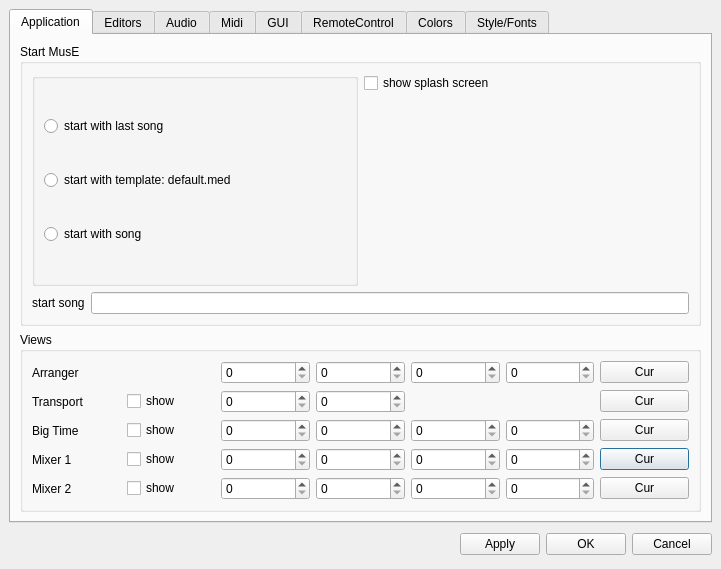
First picture: the form in muse/muse/preferences.ui, repository emrum/muse, before the edit.
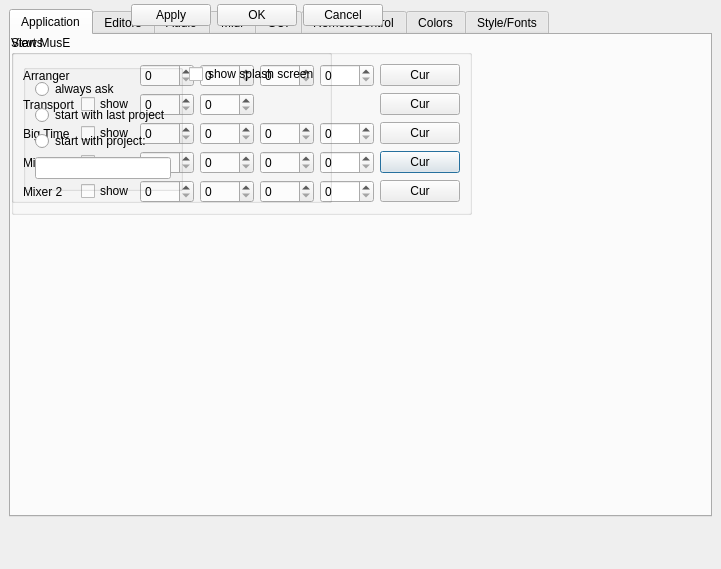
Second picture: the form after the edit. Custom widgets are drawn as their Qt base class.

The edit to the form file:
```diff
--- a/muse/muse/preferences.ui
+++ b/muse/muse/preferences.ui
@@ -15,128 +15,19 @@
   <property name="windowTitle" >
    <string>Dialog</string>
   </property>
-  <layout class="QVBoxLayout" >
-   <property name="margin" >
-    <number>9</number>
-   </property>
-   <property name="spacing" >
-    <number>6</number>
-   </property>
-   <item>
     <widget class="QTabWidget" name="tabWidget" >
+   <property name="geometry" >
+    <rect>
+     <x>9</x>
+     <y>9</y>
+     <width>703</width>
+     <height>508</height>
+    </rect>
+   </property>
      <widget class="QWidget" name="tab" >
       <attribute name="title" >
        <string>Application</string>
       </attribute>
-      <layout class="QVBoxLayout" >
-       <property name="margin" >
-        <number>9</number>
-       </property>
-       <property name="spacing" >
-        <number>6</number>
-       </property>
-       <item>
-        <widget class="QGroupBox" name="groupBox" >
-         <property name="title" >
-          <string>Start MusE</string>
-         </property>
-         <layout class="QGridLayout" >
-          <property name="margin" >
-           <number>9</number>
-          </property>
-          <property name="spacing" >
-           <number>6</number>
-          </property>
-          <item row="1" column="0" colspan="2" >
-           <layout class="QHBoxLayout" >
-            <property name="margin" >
-             <number>0</number>
-            </property>
-            <property name="spacing" >
-             <number>6</number>
-            </property>
-            <item>
-             <widget class="QLabel" name="label" >
-              <property name="text" >
-               <string>start song</string>
-              </property>
-             </widget>
-            </item>
-            <item>
-             <widget class="QLineEdit" name="startSongEntry" />
-            </item>
-           </layout>
-          </item>
-          <item row="0" column="0" >
-           <widget class="QGroupBox" name="startSongGroup" >
-            <property name="title" >
-             <string/>
-            </property>
-            <layout class="QVBoxLayout" >
-             <property name="margin" >
-              <number>9</number>
-             </property>
-             <property name="spacing" >
-              <number>6</number>
-             </property>
-             <item>
-              <widget class="QRadioButton" name="startLast" >
-               <property name="text" >
-                <string>start with last song</string>
-               </property>
-              </widget>
-             </item>
-             <item>
-              <widget class="QRadioButton" name="startTemplate" >
-               <property name="text" >
-                <string>start with template: default.med</string>
-               </property>
-              </widget>
-             </item>
-             <item>
-              <widget class="QRadioButton" name="startSong" >
-               <property name="text" >
-                <string>start with song</string>
-               </property>
-              </widget>
-             </item>
-            </layout>
-           </widget>
-          </item>
-          <item row="0" column="1" >
-           <layout class="QVBoxLayout" >
-            <property name="margin" >
-             <number>0</number>
-            </property>
-            <property name="spacing" >
-             <number>6</number>
-            </property>
-            <item>
-             <widget class="QCheckBox" name="showSplash" >
-              <property name="text" >
-               <string>show splash screen</string>
-              </property>
-             </widget>
-            </item>
-            <item>
-             <spacer>
-              <property name="orientation" >
-               <enum>Qt::Vertical</enum>
-              </property>
-              <property name="sizeHint" >
-               <size>
-                <width>20</width>
-                <height>40</height>
-               </size>
-              </property>
-             </spacer>
-            </item>
-           </layout>
-          </item>
-         </layout>
-        </widget>
-       </item>
-       <item>
         <widget class="QGroupBox" name="groupBox_2" >
          <property name="title" >
           <string>Views</string>
@@ -377,8 +268,88 @@
           </item>
          </layout>
         </widget>
-       </item>
-      </layout>
+    <widget class="QGroupBox" name="groupBox" >
+     <property name="title" >
+      <string>Start MusE</string>
+     </property>
+     <layout class="QHBoxLayout" >
+      <property name="margin" >
+       <number>9</number>
+      </property>
+      <property name="spacing" >
+       <number>6</number>
+      </property>
+      <item>
+       <widget class="QGroupBox" name="startSongGroup" >
+        <property name="title" >
+         <string/>
+        </property>
+        <layout class="QVBoxLayout" >
+         <property name="margin" >
+          <number>9</number>
+         </property>
+         <property name="spacing" >
+          <number>6</number>
+         </property>
+         <item>
+          <widget class="QRadioButton" name="startLast" >
+           <property name="text" >
+            <string>always ask</string>
+           </property>
+          </widget>
+         </item>
+         <item>
+          <widget class="QRadioButton" name="startTemplate" >
+           <property name="text" >
+            <string>start with last project</string>
+           </property>
+          </widget>
+         </item>
+         <item>
+          <widget class="QRadioButton" name="startSong" >
+           <property name="text" >
+            <string>start with project:</string>
+           </property>
+          </widget>
+         </item>
+         <item>
+          <widget class="QLineEdit" name="startSongEntry" />
+         </item>
+        </layout>
+       </widget>
+      </item>
+      <item>
+       <layout class="QVBoxLayout" >
+        <property name="margin" >
+         <number>0</number>
+        </property>
+        <property name="spacing" >
+         <number>6</number>
+        </property>
+        <item>
+         <widget class="QCheckBox" name="showSplash" >
+          <property name="text" >
+           <string>show splash screen</string>
+          </property>
+         </widget>
+        </item>
+        <item>
+         <spacer>
+          <property name="orientation" >
+           <enum>Qt::Vertical</enum>
+          </property>
+          <property name="sizeHint" >
+           <size>
+            <width>20</width>
+            <height>40</height>
+           </size>
+          </property>
+         </spacer>
+        </item>
+       </layout>
+      </item>
+     </layout>
+    </widget>
      </widget>
      <widget class="QWidget" name="tab_5" >
       <attribute name="title" >
@@ -2246,8 +2217,7 @@
       </layout>
      </widget>
     </widget>
-   </item>
-   <item>
+  <widget class="QWidget" name="" >
     <layout class="QHBoxLayout" >
      <property name="margin" >
       <number>0</number>
@@ -2290,11 +2260,17 @@
       </widget>
      </item>
     </layout>
-   </item>
-  </layout>
+  </widget>
  </widget>
  <pixmapfunction></pixmapfunction>
  <customwidgets>
+  <customwidget>
+   <class>RecordButton</class>
+   <extends>QToolButton</extends>
+   <header>recordbutton.h</header>
+   <container>0</container>
+   <pixmap></pixmap>
+  </customwidget>
   <customwidget>
    <class>GreendotButton</class>
    <extends>QToolButton</extends>
@@ -2316,13 +2292,6 @@
    <container>0</container>
    <pixmap></pixmap>
   </customwidget>
-  <customwidget>
-   <class>RecordButton</class>
-   <extends>QToolButton</extends>
-   <header>recordbutton.h</header>
-   <container>0</container>
-   <pixmap></pixmap>
-  </customwidget>
  </customwidgets>
  <resources/>
  <connections>
```
Left out of the diff: 8 changed lines with no effect on the pictures. Lines whose indentation alone changed are shown as unchanged.
